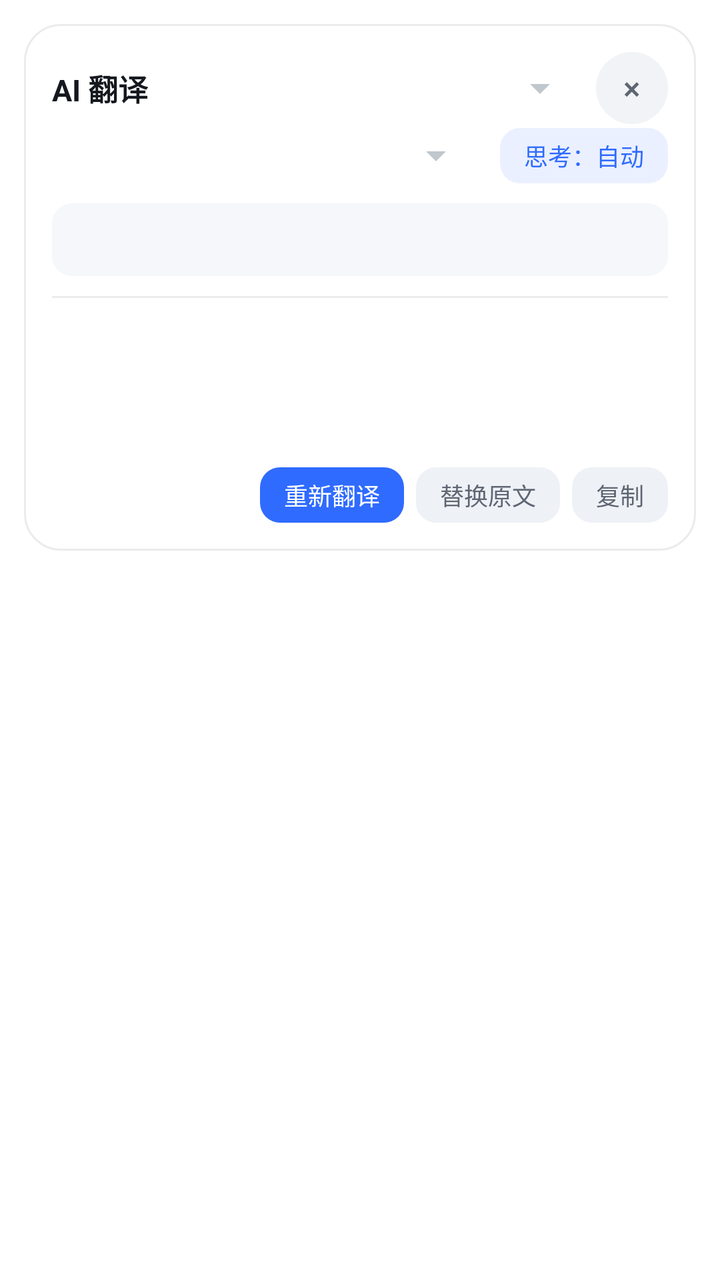
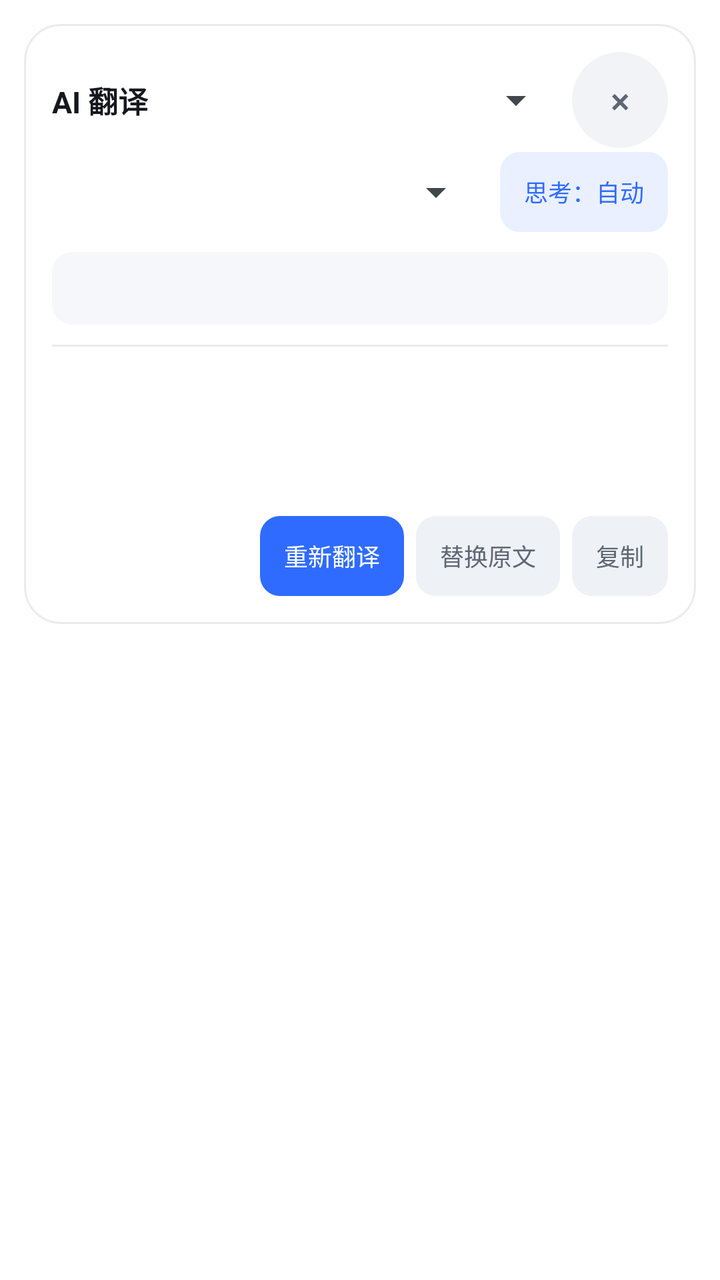

Screens rendered from an Android XML layout before and after an edit, with the pre-edit source and the edit as a unified diff.
<!-- AndroidManifest.xml: activity theme Theme.LightTrans.Float -->
<!-- res/layout/activity_process_text.xml -->
<?xml version="1.0" encoding="utf-8"?>
<ScrollView xmlns:android="http://schemas.android.com/apk/res/android"
    android:layout_width="match_parent"
    android:layout_height="wrap_content"
    android:scrollbars="vertical">

    <FrameLayout
        android:layout_width="match_parent"
        android:layout_height="wrap_content"
        android:padding="12dp">

        <LinearLayout
            android:layout_width="match_parent"
            android:layout_height="wrap_content"
            android:background="@drawable/bg_card"
            android:elevation="10dp"
            android:orientation="vertical"
            android:padding="14dp">

            
            <LinearLayout
                android:layout_width="match_parent"
                android:layout_height="wrap_content"
                android:gravity="center_vertical"
                android:orientation="horizontal">

                <TextView
                    android:layout_width="wrap_content"
                    android:layout_height="wrap_content"
                    android:text="AI 翻译"
                    android:textColor="@color/text_main"
                    android:textSize="15sp"
                    android:textStyle="bold" />

                <Spinner
                    android:id="@+id/spEngine"
                    android:layout_width="0dp"
                    android:layout_height="wrap_content"
                    android:layout_marginStart="10dp"
                    android:layout_weight="1" />

                <Button
                    android:id="@+id/btnClose"
                    android:layout_width="36dp"
                    android:layout_height="36dp"
                    android:layout_marginStart="4dp"
                    android:background="@drawable/bg_circle"
                    android:minWidth="0dp"
                    android:minHeight="0dp"
                    android:padding="0dp"
                    android:stateListAnimator="@null"
                    android:text="×"
                    android:textColor="@color/text_sub"
                    android:textSize="16sp" />
            </LinearLayout>

            
            <LinearLayout
                android:layout_width="match_parent"
                android:layout_height="wrap_content"
                android:layout_marginTop="2dp"
                android:gravity="center_vertical"
                android:orientation="horizontal">

                <Spinner
                    android:id="@+id/spStyle"
                    android:layout_width="0dp"
                    android:layout_height="wrap_content"
                    android:layout_weight="1" />

                <Button
                    android:id="@+id/btnThink"
                    style="@style/Btn.Small"
                    android:layout_marginStart="8dp"
                    android:text="思考：自动" />
            </LinearLayout>

            <TextView
                android:id="@+id/tvSrc"
                android:layout_width="match_parent"
                android:layout_height="wrap_content"
                android:layout_marginTop="10dp"
                android:background="@drawable/bg_soft"
                android:ellipsize="end"
                android:maxLines="3"
                android:padding="10dp"
                android:textColor="@color/text_sub"
                android:textSize="12sp" />

            <View
                android:layout_width="match_parent"
                android:layout_height="1dp"
                android:layout_marginTop="10dp"
                android:layout_marginBottom="8dp"
                android:background="@color/divider" />

            <TextView
                android:id="@+id/tvThink"
                android:layout_width="match_parent"
                android:layout_height="wrap_content"
                android:layout_marginBottom="6dp"
                android:ellipsize="end"
                android:maxLines="6"
                android:textColor="@color/text_hint"
                android:textSize="12sp"
                android:visibility="gone" />

            <TextView
                android:id="@+id/tvDst"
                android:layout_width="match_parent"
                android:layout_height="wrap_content"
                android:lineSpacingExtra="4dp"
                android:minHeight="44dp"
                android:textColor="@color/text_main"
                android:textIsSelectable="true"
                android:textSize="17sp" />

            <TextView
                android:id="@+id/tvStatus"
                android:layout_width="match_parent"
                android:layout_height="wrap_content"
                android:layout_marginTop="8dp"
                android:textColor="@color/text_hint"
                android:textSize="11sp" />

            <LinearLayout
                android:id="@+id/boxResults"
                android:layout_width="match_parent"
                android:layout_height="wrap_content"
                android:layout_marginTop="4dp"
                android:orientation="vertical"
                android:visibility="gone" />

            
            <LinearLayout
                android:layout_width="match_parent"
                android:layout_height="wrap_content"
                android:layout_marginTop="10dp"
                android:gravity="end"
                android:orientation="horizontal">

                <Button
                    android:id="@+id/btnRetry"
                    style="@style/Btn.Small"
                    android:background="@drawable/btn_primary"
                    android:textColor="#FFFFFF"
                    android:text="重新翻译" />

                <Button
                    android:id="@+id/btnReplace"
                    style="@style/Btn.Small"
                    android:layout_marginStart="6dp"
                    android:background="@drawable/btn_plain"
                    android:textColor="@color/text_sub"
                    android:text="替换原文" />

                <Button
                    android:id="@+id/btnCopy"
                    style="@style/Btn.Small"
                    android:layout_marginStart="6dp"
                    android:background="@drawable/btn_plain"
                    android:textColor="@color/text_sub"
                    android:text="复制" />
            </LinearLayout>
        </LinearLayout>
    </FrameLayout>
</ScrollView>
<!-- resources referenced by this layout -->
<resources>
  <color name="divider">#14000000</color>
  <color name="text_hint">#9AA1AE</color>
  <color name="text_main">#15181E</color>
  <color name="text_sub">#5F6673</color>
  <!-- drawable bg_card (drawable) -->
  <?xml version="1.0" encoding="utf-8"?>
  <shape xmlns:android="http://schemas.android.com/apk/res/android" android:shape="rectangle">
      <solid android:color="@color/surface" />
      <corners android:radius="18dp" />
      <stroke android:width="1dp" android:color="#14000000" />
  </shape>
  <!-- drawable bg_circle (drawable) -->
  <?xml version="1.0" encoding="utf-8"?>
  <ripple xmlns:android="http://schemas.android.com/apk/res/android" android:color="#1A000000">
      <item>
          <shape android:shape="oval">
              <solid android:color="#F1F3F7" />
          </shape>
      </item>
      <item android:id="@android:id/mask">
          <shape android:shape="oval">
              <solid android:color="#FFFFFF" />
          </shape>
      </item>
  </ripple>
  <!-- drawable bg_soft (drawable) -->
  <?xml version="1.0" encoding="utf-8"?>
  <shape xmlns:android="http://schemas.android.com/apk/res/android" android:shape="rectangle">
      <solid android:color="#F5F7FB" />
      <corners android:radius="10dp" />
  </shape>
  <!-- drawable btn_plain (drawable) -->
  <?xml version="1.0" encoding="utf-8"?>
  <ripple xmlns:android="http://schemas.android.com/apk/res/android" android:color="#1A000000">
      <item>
          <shape android:shape="rectangle">
              <solid android:color="#EEF1F6" />
              <corners android:radius="10dp" />
          </shape>
      </item>
      <item android:id="@android:id/mask">
          <shape android:shape="rectangle">
              <solid android:color="#FFFFFF" />
              <corners android:radius="10dp" />
          </shape>
      </item>
  </ripple>
  <!-- drawable btn_primary (drawable) -->
  <?xml version="1.0" encoding="utf-8"?>
  <ripple xmlns:android="http://schemas.android.com/apk/res/android" android:color="#33FFFFFF">
      <item>
          <shape android:shape="rectangle">
              <solid android:color="@color/primary" />
              <corners android:radius="10dp" />
          </shape>
      </item>
      <item android:id="@android:id/mask">
          <shape android:shape="rectangle">
              <solid android:color="#FFFFFF" />
              <corners android:radius="10dp" />
          </shape>
      </item>
  </ripple>
  <style name="Btn.Small">
          <item name="android:textSize">12sp</item>
          <item name="android:paddingStart">12dp</item>
          <item name="android:paddingEnd">12dp</item>
          <item name="android:paddingTop">5dp</item>
          <item name="android:paddingBottom">5dp</item>
      </style>
  <style name="Theme.LightTrans.Float" parent="@android:style/Theme.DeviceDefault.Dialog">
          <item name="android:windowIsFloating">true</item>
          <item name="android:windowBackground">@android:color/transparent</item>
          <item name="android:windowNoTitle">true</item>
          <item name="android:backgroundDimEnabled">false</item>
          <item name="android:windowCloseOnTouchOutside">true</item>
          <item name="android:windowAnimationStyle">@android:style/Animation.Dialog</item>
          <item name="android:windowMinWidthMajor">92%</item>
          <item name="android:windowMinWidthMinor">92%</item>
      </style>
  <color name="surface">#FFFFFF</color>
  <color name="primary">#2F6BFF</color>
</resources>

<!-- the commit's change to res/layout/activity_process_text.xml (unified diff, before → after) -->
@@ -37,21 +37,23 @@
                     android:layout_width="0dp"
                     android:layout_height="wrap_content"
                     android:layout_marginStart="10dp"
-                    android:layout_weight="1" />
+                    android:layout_weight="1"
+                    android:popupBackground="@drawable/bg_popup" />
 
                 <Button
                     android:id="@+id/btnClose"
-                    android:layout_width="36dp"
-                    android:layout_height="36dp"
+                    android:layout_width="48dp"
+                    android:layout_height="48dp"
                     android:layout_marginStart="4dp"
                     android:background="@drawable/bg_circle"
                     android:minWidth="0dp"
                     android:minHeight="0dp"
                     android:padding="0dp"
                     android:stateListAnimator="@null"
+                    android:contentDescription="@string/close"
                     android:text="×"
                     android:textColor="@color/text_sub"
-                    android:textSize="16sp" />
+                    android:textSize="18sp" />
             </LinearLayout>
 
             
@@ -66,7 +68,8 @@
                     android:id="@+id/spStyle"
                     android:layout_width="0dp"
                     android:layout_height="wrap_content"
-                    android:layout_weight="1" />
+                    android:layout_weight="1"
+                    android:popupBackground="@drawable/bg_popup" />
 
                 <Button
                     android:id="@+id/btnThink"
@@ -86,6 +89,19 @@
                 android:padding="10dp"
                 android:textColor="@color/text_sub"
                 android:textSize="12sp" />
+
+            <TextView
+                android:id="@+id/tvSrcToggle"
+                android:layout_width="wrap_content"
+                android:layout_height="wrap_content"
+                android:layout_gravity="end"
+                android:layout_marginTop="2dp"
+                android:paddingTop="4dp"
+                android:paddingBottom="4dp"
+                android:textColor="@color/primary"
+                android:text="展开原文 ▾"
+                android:textSize="11sp"
+                android:visibility="gone" />
 
             <View
                 android:layout_width="match_parent"
<!-- resource entries referenced after the edit -->
@@ -1,7 +1,7 @@
 <!-- resources referenced by this layout -->
 <resources>
   <color name="divider">#14000000</color>
-  <color name="text_hint">#9AA1AE</color>
+  <color name="text_hint">#6B7280</color>
   <color name="text_main">#15181E</color>
   <color name="text_sub">#5F6673</color>
   <!-- drawable bg_card (drawable) -->
@@ -9,14 +9,14 @@
   <shape xmlns:android="http://schemas.android.com/apk/res/android" android:shape="rectangle">
       <solid android:color="@color/surface" />
       <corners android:radius="18dp" />
-      <stroke android:width="1dp" android:color="#14000000" />
+      <stroke android:width="1dp" android:color="@color/divider" />
   </shape>
   <!-- drawable bg_circle (drawable) -->
   <?xml version="1.0" encoding="utf-8"?>
   <ripple xmlns:android="http://schemas.android.com/apk/res/android" android:color="#1A000000">
       <item>
           <shape android:shape="oval">
-              <solid android:color="#F1F3F7" />
+              <solid android:color="@color/surface_muted" />
           </shape>
       </item>
       <item android:id="@android:id/mask">
@@ -25,6 +25,16 @@
           </shape>
       </item>
   </ripple>
+  <!-- drawable bg_popup (drawable) -->
+  <?xml version="1.0" encoding="utf-8"?>
+  <shape xmlns:android="http://schemas.android.com/apk/res/android"
+      android:shape="rectangle">
+      <solid android:color="@color/surface" />
+      <corners android:radius="12dp" />
+      <stroke
+          android:width="1dp"
+          android:color="@color/divider" />
+  </shape>
   <!-- drawable bg_soft (drawable) -->
   <?xml version="1.0" encoding="utf-8"?>
   <shape xmlns:android="http://schemas.android.com/apk/res/android" android:shape="rectangle">
@@ -36,7 +46,7 @@
   <ripple xmlns:android="http://schemas.android.com/apk/res/android" android:color="#1A000000">
       <item>
           <shape android:shape="rectangle">
-              <solid android:color="#EEF1F6" />
+              <solid android:color="@color/surface_btn_plain" />
               <corners android:radius="10dp" />
           </shape>
       </item>
@@ -63,24 +73,29 @@
           </shape>
       </item>
   </ripple>
+  <string name="close">关闭</string>
   <style name="Btn.Small">
           <item name="android:textSize">12sp</item>
+          
+          <item name="android:minHeight">40dp</item>
+          <item name="android:gravity">center</item>
           <item name="android:paddingStart">12dp</item>
           <item name="android:paddingEnd">12dp</item>
           <item name="android:paddingTop">5dp</item>
           <item name="android:paddingBottom">5dp</item>
       </style>
-  <style name="Theme.LightTrans.Float" parent="@android:style/Theme.DeviceDefault.Dialog">
+  <style name="Theme.LightTrans.Float" parent="@android:style/Theme.DeviceDefault.Light.Dialog">
+          <item name="android:forceDarkAllowed">false</item>
           <item name="android:windowIsFloating">true</item>
           <item name="android:windowBackground">@android:color/transparent</item>
           <item name="android:windowNoTitle">true</item>
           <item name="android:backgroundDimEnabled">false</item>
           <item name="android:windowCloseOnTouchOutside">true</item>
           <item name="android:windowAnimationStyle">@android:style/Animation.Dialog</item>
-          <item name="android:windowMinWidthMajor">92%</item>
-          <item name="android:windowMinWidthMinor">92%</item>
       </style>
   <color name="surface">#FFFFFF</color>
+  <color name="surface_muted">#F1F3F7</color>
+  <color name="surface_btn_plain">#EEF1F6</color>
   <color name="primary">#2F6BFF</color>
 </resources>
 
